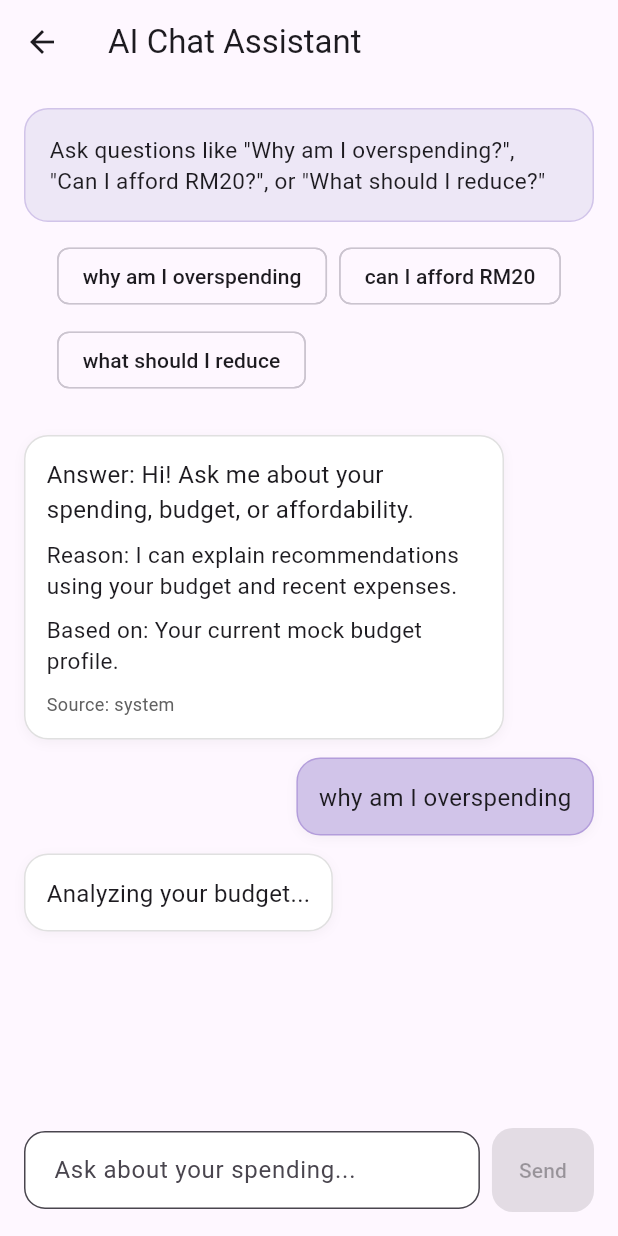
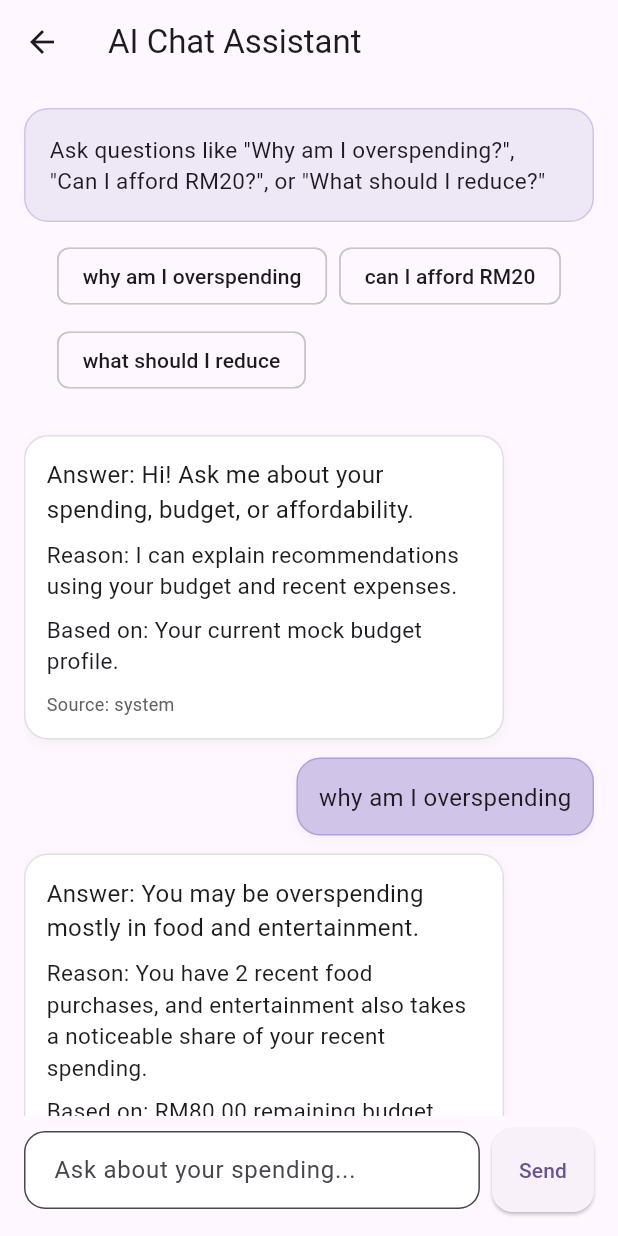
Before and after one commit to MuhdFariq/ai_spending_decision_assistant, a Flutter app: the AiChatScreen screen opened directly, after a tap on "why am I overspending", on a phone screen of 412 x 824 dp. Run offline on Flutter 3.47's test engine with Material 3 defaults, Android fonts, the light colour scheme and no system bars; our stand-ins replace cloud_firestore, firebase_analytics, firebase_auth, firebase_core, flutter_dotenv; accounts and stored records are empty; generated files the repository leaves out were written again; network calls fail.

Commit message:
Stable checkpoint: GLM response reaches Flutter chat

```diff
--- a/lib/screens/ai_chat_screen.dart
+++ b/lib/screens/ai_chat_screen.dart
@@ -13,6 +13,12 @@ class AiChatScreen extends StatefulWidget {
 }
 
 class _AiChatScreenState extends State<AiChatScreen> {
+
+  final List<String> _loadingMessages = [
+  'Reviewing your recent spending...',
+  'Checking your budget impact...',
+  'Preparing your explanation...',
+  ];
   final TextEditingController _messageController = TextEditingController();
 
   bool _isLoading = false;
@@ -48,71 +54,76 @@ class _AiChatScreenState extends State<AiChatScreen> {
       _messageController.clear();
       _isLoading = true;
 
-      // show temporary "thinking" message while waiting for response
       _messages.add({
         'sender': 'ai',
-        'text': 'Analyzing your budget...',
+        'text': _loadingMessages[0],
         'source': 'loading',
       });
     });
 
-    final prompt = GLMService.buildPrompt(
-      userQuestion: text,
-      remainingBudget: remainingBudget,
-      expenses: recentExpenses,
-    );
+    Map<String, String>? finalMessage;
 
-    debugPrint('GLM PROMPT:\n$prompt');
+    try {
+      await Future.delayed(const Duration(milliseconds: 800));
 
-    final backendResponse = await GLMService.getStructuredResponse(
+      final glmResponse = await GLMService.getStructuredResponse(
         userQuestion: text,
         remainingBudget: remainingBudget,
         expenses: recentExpenses,
         featureType: 'chat',
       );
 
-    // fallback to local rule-based logic if GLM is unavailable
-    final fallbackResponse = backendResponse == null
-        ? InsightService.generateFallbackResponse(
+      if (glmResponse == null) {
+        throw Exception('GLM response was null');
+      }
+
+      print('GLM RESPONSE RECEIVED: ${glmResponse.source} | ${glmResponse.answer}');
+
+      finalMessage = {
+        'sender': 'ai',
+        'answer': glmResponse.answer,
+        'reason': glmResponse.reason,
+        'basedOn': glmResponse.basedOn,
+        'source': glmResponse.source,
+      };
+    } catch (e) {
+      print('GLM FAILED IN FLUTTER: $e');
+      final fallbackResponse = InsightService.generateFallbackResponse(
         text: text,
         remainingBudget: remainingBudget,
         recentExpenses: recentExpenses,
-          )
-        : null;
+      );
 
-    final fallbackSections = fallbackResponse == null
-        ? null
-        : ExplainabilityService.parseResponseSections(fallbackResponse);
+      final fallbackSections =
+          ExplainabilityService.parseResponseSections(fallbackResponse);
 
-    final message = backendResponse != null
-        ? {
-            'sender': 'ai',
-            'answer': backendResponse.answer,
-            'reason': backendResponse.reason,
-            'basedOn': backendResponse.basedOn,
-            'source': backendResponse.source,
-          }
-        : {
+      finalMessage = {
         'sender': 'ai',
         'answer':
             fallbackSections?['answer'] ??
             'I can help with spending and affordability guidance.',
-            'reason':
-                fallbackSections?['reason'] ??
-                'The backend is unavailable, so local fallback logic was used.',
+        'reason': fallbackSections?['reason'] ?? 'Local fallback logic was used.',
         'basedOn':
             fallbackSections?['basedOn'] ??
             'Current mock budget and recent expense data.',
-            'source': 'fallback',
+        'source': 'glm_failed',
       };
+    } finally {
+      if (!mounted) return;
 
       setState(() {
+        if (_messages.isNotEmpty && _messages.last['source'] == 'loading') {
+        _messages.removeLast();
+      }
+
         _isLoading = false;
 
-      // remove the temporary loading message before showing actual response
-      _messages.removeLast();
-      _messages.add(message);
+        if (finalMessage != null) {
+          _messages.add(finalMessage!);
+          print("FINAL MESSAGE: $finalMessage");
+        }
       });
+    }
   }
 
   @override
--- a/lib/services/explainability_service.dart
+++ b/lib/services/explainability_service.dart
@@ -15,18 +15,29 @@ class ExplainabilityService {
 
     final answer = _extractSection(
       source: text,
-      labelPattern: RegExp(r'(?i)answer\s*:'),
-      nextLabelsPattern: RegExp(r'(?i)(reason\s*:|based\s*on\s*:)'),
+      labelPattern: RegExp(r'answer\s*:', caseSensitive: false),
+      nextLabelsPattern: RegExp(
+        r'(reason\s*:|based\s*on\s*:)',
+        caseSensitive: false,
+      ),
     );
+
     final reason = _extractSection(
       source: text,
-      labelPattern: RegExp(r'(?i)reason\s*:'),
-      nextLabelsPattern: RegExp(r'(?i)(answer\s*:|based\s*on\s*:)'),
+      labelPattern: RegExp(r'reason\s*:', caseSensitive: false),
+      nextLabelsPattern: RegExp(
+        r'(answer\s*:|based\s*on\s*:)',
+        caseSensitive: false,
+      ),
     );
+
     final basedOn = _extractSection(
       source: text,
-      labelPattern: RegExp(r'(?i)based\s*on\s*:'),
-      nextLabelsPattern: RegExp(r'(?i)(answer\s*:|reason\s*:)'),
+      labelPattern: RegExp(r'based\s*on\s*:', caseSensitive: false),
+      nextLabelsPattern: RegExp(
+        r'(answer\s*:|reason\s*:)',
+        caseSensitive: false,
+      ),
     );
 
     if (answer == null || reason == null || basedOn == null) return null;
--- a/lib/services/glm_service.dart
+++ b/lib/services/glm_service.dart
@@ -30,7 +30,6 @@ class GLMService {
   // Uses localhost for desktop/web; 10.0.2.2 supports Android emulator.
   static const List<String> _backendBaseUrls = <String>[
     'http://127.0.0.1:8000',
-    'http://10.0.2.2:8000',
   ];
 
   static Future<String?> getAIResponse({
@@ -71,11 +70,13 @@ class GLMService {
       if (endpoint == null) continue;
 
       try {
-        final response = await http.post(
-          endpoint,
-          headers: const {'Content-Type': 'application/json'},
-          body: jsonEncode(payload),
-        );
+        final response = await http
+            .post(
+              endpoint,
+              headers: const {'Content-Type': 'application/json'},
+              body: jsonEncode(payload),
+            )
+            .timeout(const Duration(seconds: 15));
 
         if (response.statusCode != 200) {
           continue;
```
Also changed, not shown: lib/screens/affordability_checker_screen.dart (+41 -9 lines), 1 other file. Lines whose indentation alone changed are shown as unchanged.
